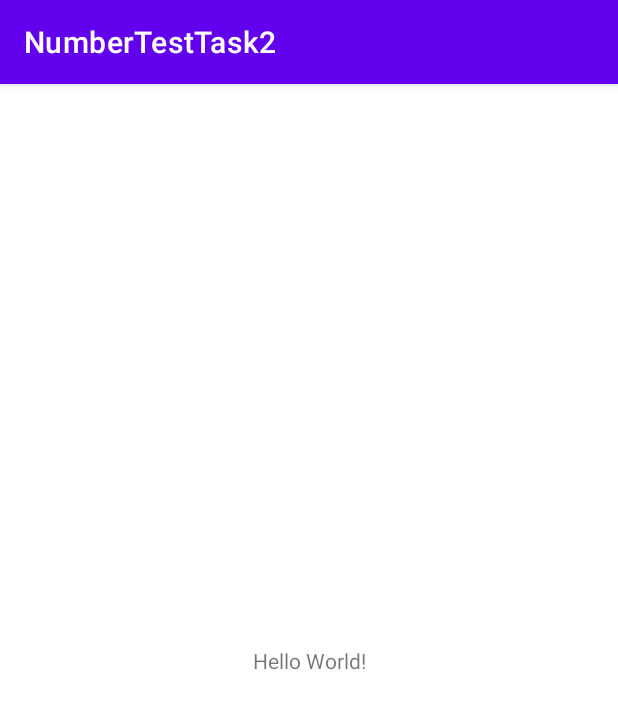
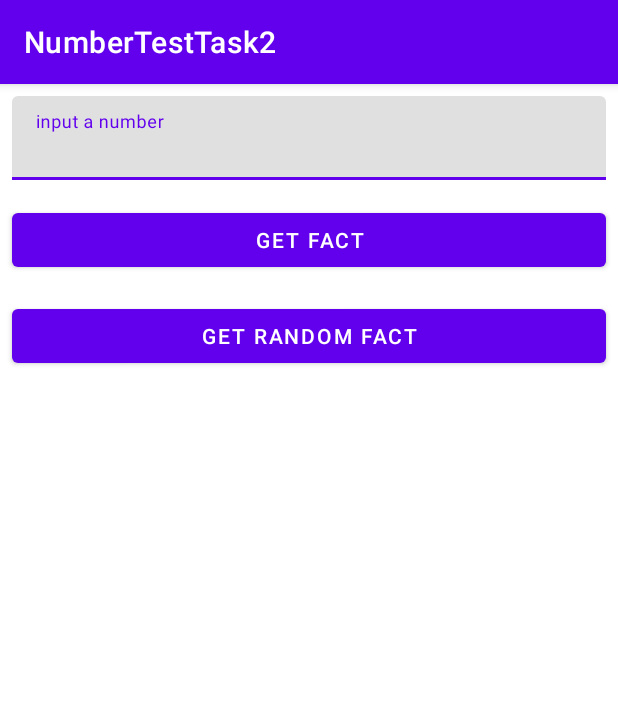
Before and after one commit to MIUSSPROG/NumberTestTask2, an Android app: the screen it shows after launch (MainActivity), on a phone screen of 412 x 824 dp. Shown: the top 709 px of the screen. Run offline under Robolectric (Android 15) with nearby library versions, the phone set to English and light mode, and no system bars.

Commit message:
fragments and navigation

```diff
--- a/app/src/main/AndroidManifest.xml
+++ b/app/src/main/AndroidManifest.xml
@@ -14,7 +14,7 @@
         android:theme="@style/Theme.NumberTestTask2"
         tools:targetApi="31">
         <activity
-            android:name=".MainActivity"
+            android:name=".main.presentation.MainActivity"
             android:exported="true">
             <intent-filter>
                 <action android:name="android.intent.action.MAIN" />
--- a/app/src/main/java/com/example/numbertesttask2/MainActivity.kt
+++ /dev/null
@@ -1,11 +0,0 @@
-package com.example.numbertesttask2
-
-import androidx.appcompat.app.AppCompatActivity
-import android.os.Bundle
-
-class MainActivity : AppCompatActivity() {
-    override fun onCreate(savedInstanceState: Bundle?) {
-        super.onCreate(savedInstanceState)
-        setContentView(R.layout.activity_main)
-    }
-}
--- /dev/null
+++ b/app/src/main/java/com/example/numbertesttask2/details/presentation/DetailsFragment.kt
@@ -0,0 +1,36 @@
+package com.example.numbertesttask2.details.presentation
+
+import android.os.Bundle
+import android.view.LayoutInflater
+import android.view.View
+import android.view.ViewGroup
+import android.widget.TextView
+import androidx.fragment.app.Fragment
+import com.example.numbertesttask2.R
+
+class DetailsFragment: Fragment() {
+
+    override fun onCreateView(
+        inflater: LayoutInflater,
+        container: ViewGroup?,
+        savedInstanceState: Bundle?
+    ): View? {
+        return inflater.inflate(R.layout.fragment_details, container, false)
+    }
+
+    override fun onViewCreated(view: View, savedInstanceState: Bundle?) {
+        super.onViewCreated(view, savedInstanceState)
+        val value = requireArguments().getString(KEY)
+        view.findViewById<TextView>(R.id.detailsTextView).text = value
+    }
+
+    companion object{
+        private const val KEY = "DETAILS"
+
+        fun newInstance(value: String) = DetailsFragment().apply {
+                arguments = Bundle().apply {
+                    putString(KEY, value)
+                }
+            }
+    }
+}
--- /dev/null
+++ b/app/src/main/java/com/example/numbertesttask2/main/presentation/MainActivity.kt
@@ -0,0 +1,42 @@
+package com.example.numbertesttask2.main.presentation
+
+import androidx.appcompat.app.AppCompatActivity
+import android.os.Bundle
+import androidx.fragment.app.Fragment
+import com.example.numbertesttask2.R
+import com.example.numbertesttask2.numbers.presentation.NumbersFragment
+
+class MainActivity : AppCompatActivity(), ShowFragment {
+    override fun onCreate(savedInstanceState: Bundle?) {
+        super.onCreate(savedInstanceState)
+        setContentView(R.layout.activity_main)
+
+        if (savedInstanceState == null)
+            show(NumbersFragment(), false)
+    }
+
+    override fun show(fragment: Fragment) {
+        show(fragment, true)
+    }
+
+    private fun show(fragment: Fragment, add: Boolean){
+        val transaction = supportFragmentManager.beginTransaction()
+        val container = R.id.container
+        if (add){
+            transaction.add(container, fragment)
+                .addToBackStack(fragment.javaClass.simpleName)
+        }else{
+            transaction.replace(container, fragment)
+        }
+        transaction.commit()
+    }
+}
+
+interface ShowFragment{
+
+    fun show(fragment: Fragment)
+
+    class Empty : ShowFragment{
+        override fun show(fragment: Fragment) = Unit
+    }
+}
--- /dev/null
+++ b/app/src/main/java/com/example/numbertesttask2/numbers/presentation/NumbersFragment.kt
@@ -0,0 +1,45 @@
+package com.example.numbertesttask2.numbers.presentation
+
+import android.content.Context
+import android.os.Bundle
+import android.view.LayoutInflater
+import android.view.View
+import android.view.ViewGroup
+import android.widget.ProgressBar
+import androidx.fragment.app.Fragment
+import com.example.numbertesttask2.R
+import com.example.numbertesttask2.details.presentation.DetailsFragment
+import com.example.numbertesttask2.main.presentation.ShowFragment
+
+class NumbersFragment: Fragment() {
+
+    private var showFragment: ShowFragment = ShowFragment.Empty()
+
+    override fun onAttach(context: Context) {
+        super.onAttach(context)
+        showFragment = context as ShowFragment
+    }
+
+    override fun onCreateView(
+        inflater: LayoutInflater,
+        container: ViewGroup?,
+        savedInstanceState: Bundle?
+    ): View? {
+        return inflater.inflate(R.layout.fragment_numbers, container, false)
+    }
+
+    override fun onViewCreated(view: View, savedInstanceState: Bundle?) {
+        super.onViewCreated(view, savedInstanceState)
+        view.findViewById<ProgressBar>(R.id.progressBar).visibility = View.GONE
+
+        view.findViewById<View>(R.id.getFactButton).setOnClickListener {
+            val detailsFragment = DetailsFragment.newInstance("some information about the random number hardcoded")
+            showFragment.show(detailsFragment)
+        }
+    }
+
+    override fun onDetach() {
+        super.onDetach()
+        showFragment = ShowFragment.Empty()
+    }
+}
--- a/app/src/main/res/layout/activity_main.xml
+++ b/app/src/main/res/layout/activity_main.xml
@@ -1,18 +1,6 @@
 <?xml version="1.0" encoding="utf-8"?>
-<androidx.constraintlayout.widget.ConstraintLayout xmlns:android="http://schemas.android.com/apk/res/android"
-    xmlns:app="http://schemas.android.com/apk/res-auto"
-    xmlns:tools="http://schemas.android.com/tools"
+<FrameLayout
+    xmlns:android="http://schemas.android.com/apk/res/android"
+    android:id="@+id/container"
     android:layout_width="match_parent"
-    android:layout_height="match_parent"
-    tools:context=".MainActivity">
-
-    <TextView
-        android:layout_width="wrap_content"
-        android:layout_height="wrap_content"
-        android:text="Hello World!"
-        app:layout_constraintBottom_toBottomOf="parent"
-        app:layout_constraintEnd_toEndOf="parent"
-        app:layout_constraintStart_toStartOf="parent"
-        app:layout_constraintTop_toTopOf="parent" />
-
-</androidx.constraintlayout.widget.ConstraintLayout>
+    android:layout_height="match_parent" />
--- /dev/null
+++ b/app/src/main/res/layout/fragment_details.xml
@@ -0,0 +1,12 @@
+<?xml version="1.0" encoding="utf-8"?>
+<TextView
+    xmlns:android="http://schemas.android.com/apk/res/android"
+    xmlns:tools="http://schemas.android.com/tools"
+    android:id="@+id/detailsTextView"
+    android:layout_width="match_parent"
+    tools:text="Some details of the number"
+    android:gravity="center_horizontal"
+    android:padding="@dimen/margin_small"
+    android:textAppearance="@style/TextAppearance.AppCompat.Title"
+    android:layout_height="match_parent"
+    android:background="@color/white"/>
--- /dev/null
+++ b/app/src/main/res/layout/fragment_numbers.xml
@@ -0,0 +1,62 @@
+<?xml version="1.0" encoding="utf-8"?>
+<LinearLayout
+    xmlns:android="http://schemas.android.com/apk/res/android"
+    xmlns:app="http://schemas.android.com/apk/res-auto"
+    xmlns:tools="http://schemas.android.com/tools"
+    android:layout_width="match_parent"
+    android:layout_height="match_parent"
+    android:orientation="vertical"
+    tools:context=".main.presentation.MainActivity">
+
+    <ProgressBar
+        android:id="@+id/progressBar"
+        android:visibility="visible"
+        tools:visibility="gone"
+        android:layout_width="match_parent"
+        android:layout_height="match_parent"/>
+
+    <TextView
+        android:id="@+id/errorTextView"
+        tools:text="something went wrong"
+        android:visibility="gone"
+        tools:visibility="gone"
+        android:background="@color/purple_500"
+        android:textColor="@color/white"
+        android:gravity="center"
+        android:padding="@dimen/margin_small"
+        android:layout_width="match_parent"
+        android:layout_height="wrap_content"/>
+
+    <com.google.android.material.textfield.TextInputLayout
+        android:layout_margin="@dimen/margin_small"
+        android:hint="@string/input_a_number"
+        android:layout_width="match_parent"
+        android:layout_height="wrap_content">
+        <com.google.android.material.textfield.TextInputEditText
+            android:id="@+id/editText"
+            android:inputType="number"
+            android:layout_width="match_parent"
+            android:layout_height="wrap_content"/>
+    </com.google.android.material.textfield.TextInputLayout>
+
+    <Button
+        android:id="@+id/getFactButton"
+        android:text="@string/get_fact"
+        android:layout_width="match_parent"
+        android:layout_height="wrap_content"
+        android:enabled="true"
+        android:layout_margin="@dimen/margin_small"/>
+
+    <Button
+        android:id="@+id/getRandomFactButton"
+        android:text="@string/get_random_fact"
+        android:layout_width="match_parent"
+        android:layout_height="wrap_content"
+        android:layout_margin="@dimen/margin_small"/>
+
+    <androidx.recyclerview.widget.RecyclerView
+        android:id="@+id/historyRecyclerView"
+        android:layout_width="match_parent"
+        android:layout_height="match_parent"
+        app:layoutManager="androidx.recyclerview.widget.LinearLayoutManager"/>
+</LinearLayout>
--- /dev/null
+++ b/app/src/main/res/values/dimens.xml
@@ -0,0 +1,4 @@
+<?xml version="1.0" encoding="utf-8"?>
+<resources>
+    <dimen name="margin_small">8dp</dimen>
+</resources>
--- a/app/src/main/res/values/strings.xml
+++ b/app/src/main/res/values/strings.xml
@@ -1,3 +1,6 @@
 <resources>
     <string name="app_name">NumberTestTask2</string>
+    <string name="get_fact">get fact</string>
+    <string name="get_random_fact">get random fact</string>
+    <string name="input_a_number">input a number</string>
 </resources>
```
